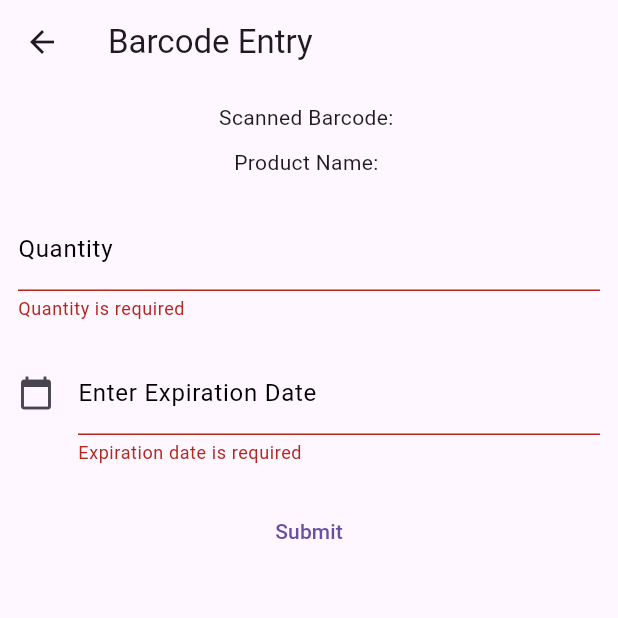
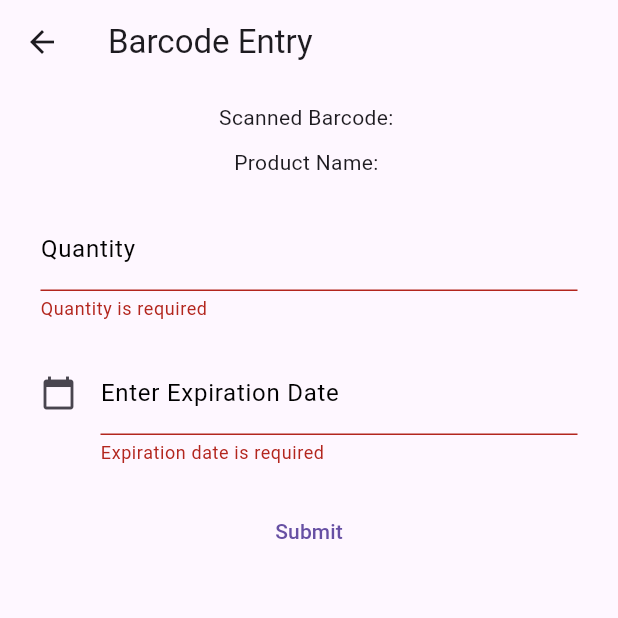
Before and after one commit to azizakurbonova/Pantry-Buddy, a Flutter app: the BarcodeEntryPage screen opened directly with empty values, on a phone screen of 412 x 824 dp, the top half of it. Run offline on Flutter 3.47's test engine with Material 3 defaults, Android fonts, the phone set to English and light mode, and no system bars; our stand-ins replace csv, firebase_auth, firebase_core, firebase_database, flutter_speed_dial; missing offline and left inert: dart:js_interop, flutter_barcode_scanner, string_similarity; accounts and stored records are empty.

Commit message:
small ui change for submitting barcode scanned item
add padding

```diff
--- a/pantrybuddy/lib/foodEntry/widgets/scan_barcode.dart
+++ b/pantrybuddy/lib/foodEntry/widgets/scan_barcode.dart
@@ -49,7 +49,9 @@ class _BarcodeEntryPageState extends State<BarcodeEntryPage> {
             Text(
                 'Product Name: ${_scannedProduct == null ? "Not Available" : _scannedProduct}'),
             SizedBox(height: 20),
-            TextFormField(
+            Padding (
+              padding: const EdgeInsets.symmetric(horizontal: 15),
+              child: TextFormField(
               controller: _quantityController,
               decoration: InputDecoration(
                 labelText: 'Quantity',
@@ -75,8 +77,11 @@ class _BarcodeEntryPageState extends State<BarcodeEntryPage> {
                 return null;
               },
             ),
+            ),
             SizedBox(height: 20),
-            TextField(
+            Padding(
+              padding: const EdgeInsets.symmetric(horizontal: 15),
+            child: TextField(
               controller: _dateController,
               decoration: InputDecoration(
                 icon: Icon(Icons.calendar_today),
@@ -106,6 +111,7 @@ class _BarcodeEntryPageState extends State<BarcodeEntryPage> {
                   debugPrint("Date is not selected");
                 }
               },
+            ),
             ),
             SizedBox(height: 20),
             TextButton(
```
